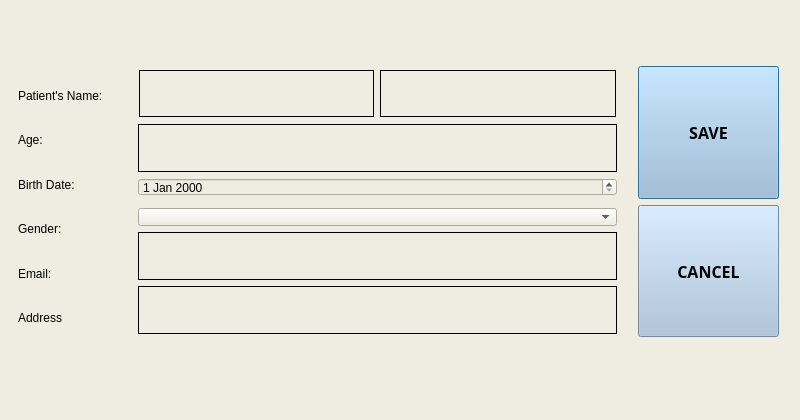
First picture: the form in data_save.ui, repository AlgoChad/Shit, before the edit.
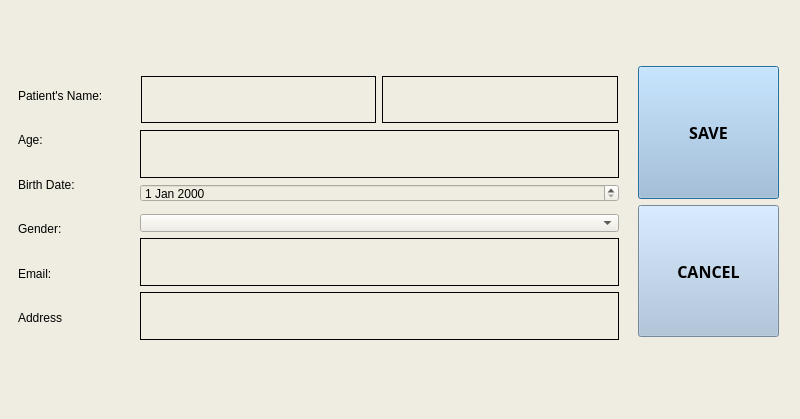
Second picture: the form after the edit.

The edit to the form file:
```diff
--- a/data_save.ui
+++ b/data_save.ui
@@ -7,7 +7,7 @@
     <x>0</x>
     <y>0</y>
     <width>800</width>
-    <height>420</height>
+    <height>419</height>
    </rect>
   </property>
   <property name="sizePolicy">
@@ -25,8 +25,8 @@
   <widget class="QTextEdit" name="textEdit_3">
    <property name="geometry">
     <rect>
-     <x>380</x>
-     <y>70</y>
+     <x>382</x>
+     <y>76</y>
      <width>236</width>
      <height>47</height>
     </rect>
@@ -44,8 +44,8 @@
   <widget class="QTextEdit" name="textEdit_2">
    <property name="geometry">
     <rect>
-     <x>138</x>
-     <y>124</y>
+     <x>140</x>
+     <y>130</y>
      <width>479</width>
      <height>48</height>
     </rect>
@@ -60,8 +60,8 @@
   <widget class="QTextEdit" name="textEdit_5">
    <property name="geometry">
     <rect>
-     <x>138</x>
-     <y>286</y>
+     <x>140</x>
+     <y>292</y>
      <width>479</width>
      <height>48</height>
     </rect>
@@ -136,8 +136,8 @@
   <widget class="QTextEdit" name="textEdit_4">
    <property name="geometry">
     <rect>
-     <x>138</x>
-     <y>232</y>
+     <x>140</x>
+     <y>238</y>
      <width>479</width>
      <height>48</height>
     </rect>
@@ -154,7 +154,7 @@
     <rect>
      <x>18</x>
      <y>76</y>
-     <width>91</width>
+     <width>121</width>
      <height>261</height>
     </rect>
    </property>
@@ -206,8 +206,8 @@
   <widget class="QComboBox" name="comboBox">
    <property name="geometry">
     <rect>
-     <x>138</x>
-     <y>208</y>
+     <x>140</x>
+     <y>214</y>
      <width>479</width>
      <height>18</height>
     </rect>
@@ -216,8 +216,8 @@
   <widget class="QDateEdit" name="dateEdit">
    <property name="geometry">
     <rect>
-     <x>138</x>
-     <y>178</y>
+     <x>140</x>
+     <y>184</y>
      <width>479</width>
      <height>18</height>
     </rect>
@@ -226,8 +226,8 @@
   <widget class="QTextEdit" name="textEdit">
    <property name="geometry">
     <rect>
-     <x>139</x>
-     <y>70</y>
+     <x>141</x>
+     <y>76</y>
      <width>235</width>
      <height>47</height>
     </rect>
```
